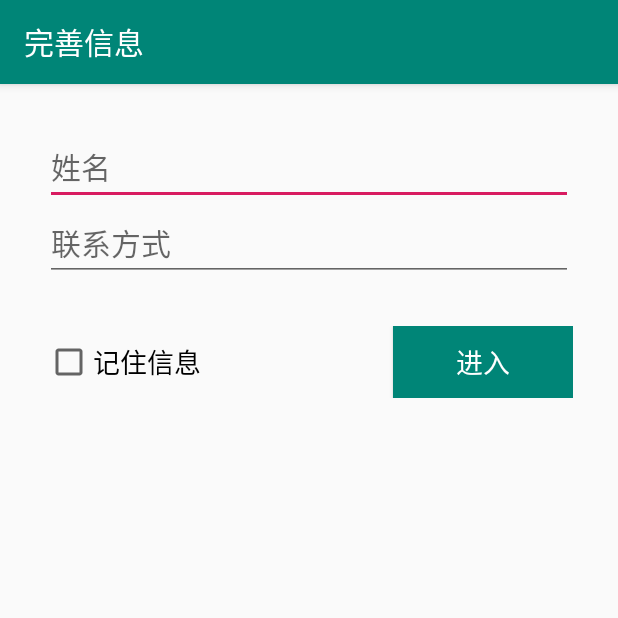
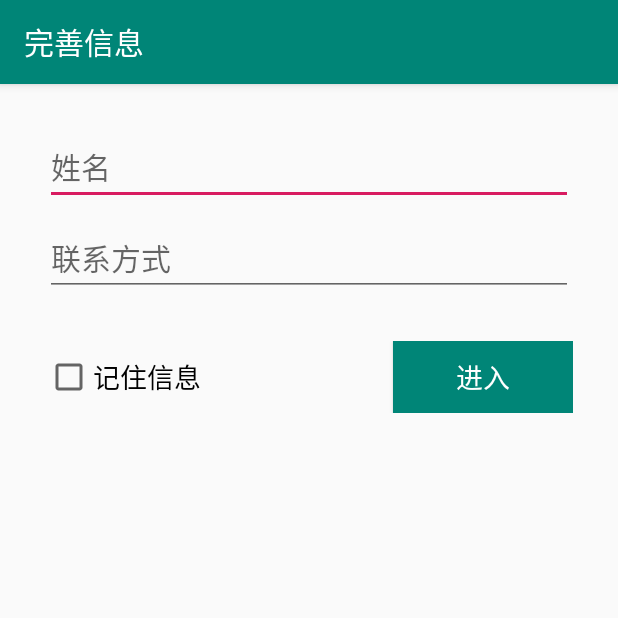
Before and after one commit to tony1989zhang/transport-fjny, an Android app: the screen it shows after launch (LoginActivity), on a phone screen of 412 x 824 dp, the top half of it. Run offline under Robolectric (Android 15) with nearby library versions, the phone set to English and light mode, and no system bars.

Commit message:
2019/12/7 改正登陆跳转页面的小bug

```diff
--- a/app/src/main/java/com/fjny/myapplication/ui/activity/GuideActivity.java
+++ b/app/src/main/java/com/fjny/myapplication/ui/activity/GuideActivity.java
@@ -50,6 +50,10 @@ public class GuideActivity extends BaseActivity {
                 }else{
                     startActivity(new Intent(GuideActivity.this,MainActivity.class));
                 }
+                //设置跳转页面动画 淡入淡出、滑入滑出
+                overridePendingTransition(android.R.anim.fade_in, android.R.anim.fade_out);
+                overridePendingTransition(android.R.anim.slide_in_left, android.R.anim.slide_out_right);
+
 
                 //跳转后销毁当前页面 防止返回
                 finish();
--- a/app/src/main/java/com/fjny/myapplication/ui/activity/LoginActivity.java
+++ b/app/src/main/java/com/fjny/myapplication/ui/activity/LoginActivity.java
@@ -61,7 +61,7 @@ public class LoginActivity extends BaseActivity {
 
                     //如果选择自动登陆 则不存储为游客
                     if(cbRemember.isChecked()){
-                        editor.putBoolean("iGuide",false);
+                        editor.putBoolean("isGuide",false);
                     }
 
                     //应用编辑提交
--- a/app/src/main/res/layout/activity_login.xml
+++ b/app/src/main/res/layout/activity_login.xml
@@ -12,14 +12,15 @@
         android:layout_height="wrap_content"
         android:id="@+id/et_name"
         android:hint="姓名"
-        android:textSize="20sp"/>
+        android:textSize="20sp" />
 
     <EditText
         android:layout_width="match_parent"
         android:layout_height="wrap_content"
         android:id="@+id/et_contact"
         android:hint="联系方式"
-        android:textSize="20sp"/>
+        android:textSize="20sp"
+        android:layout_marginTop="10dp"/>
 
     <LinearLayout
         android:layout_width="match_parent"
```
Also changed, not shown: app/src/main/java/com/fjny/myapplication/ui/activity/MainActivity.java (+28 -4 lines).
